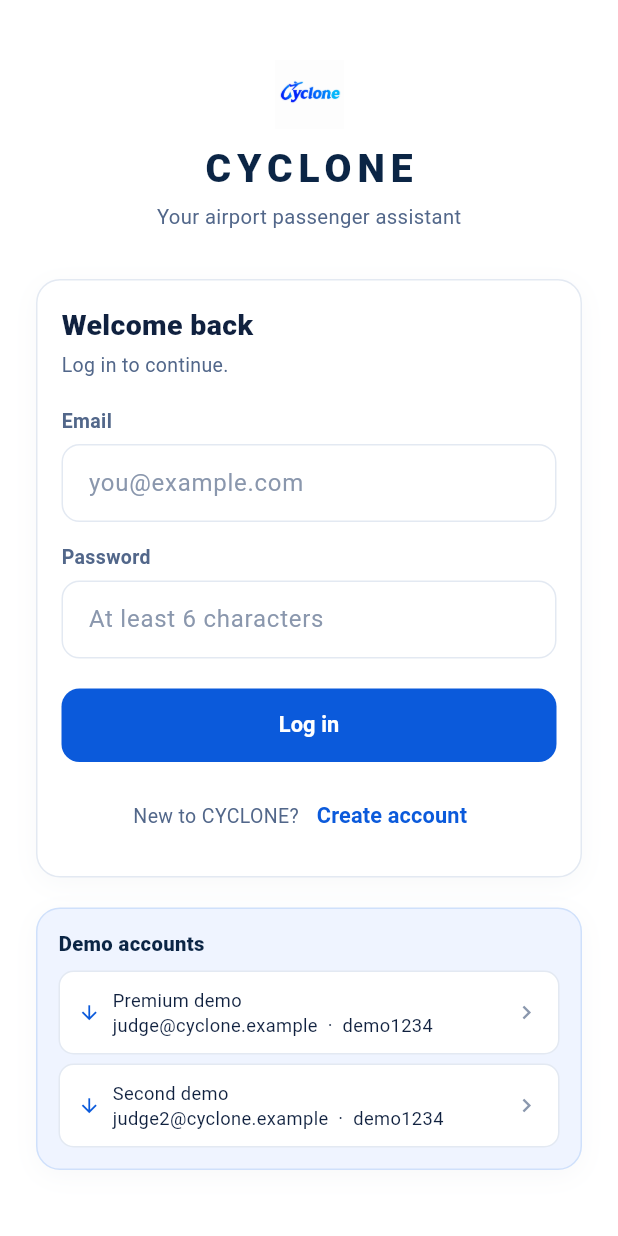
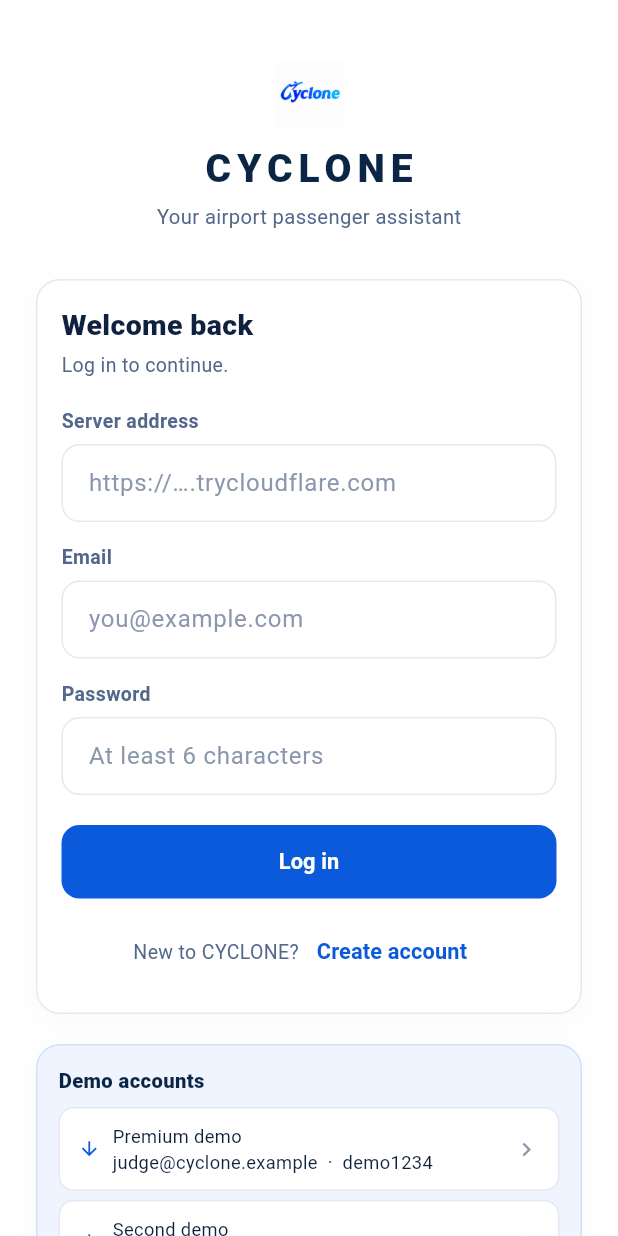
Before and after one commit to youssefthedevoloper/cyclone-app, a Flutter app: the screen it shows after launch, on a phone screen of 412 x 824 dp. Run offline on Flutter 3.47's test engine with Material 3 defaults, Android fonts, the phone set to English and light mode, and no system bars; our stand-ins replace qr_flutter, shared_preferences.

Commit message:
Mobile: editable server URL on login (persisted); CI builds default to empty API_BASE

```diff
--- a/mobile/lib/api/api.dart
+++ b/mobile/lib/api/api.dart
@@ -21,6 +21,21 @@ class Api {
   static String? _token;
   static void setToken(String? t) => _token = t;
 
+  static String? _customBase;
+  static String get baseUrl {
+    if (_customBase != null && _customBase!.isNotEmpty) return _customBase!;
+    return AppConst.apiBase;
+  }
+
+  /// Allows the user to point the app at any backend address (tunnel URL).
+  static void setBaseUrl(String? url) {
+    var u = (url ?? '').trim();
+    while (u.endsWith('/')) {
+      u = u.substring(0, u.length - 1);
+    }
+    _customBase = u;
+  }
+
   static Future<Map<String, dynamic>> get(String path, {bool auth = true}) =>
       _send('GET', path, auth: auth);
 
@@ -40,12 +55,14 @@ class Api {
     bool auth = true,
   }) async {
     Uri uri;
-    if (kIsWeb && AppConst.apiBase.isEmpty) {
+    if (kIsWeb && baseUrl.isEmpty) {
       // Same-origin deployment (Flutter web served by the backend itself):
       // resolve against the current page URL instead of a hard-coded host.
       uri = Uri.base.resolve(path);
+    } else if (baseUrl.isEmpty) {
+      throw ApiException('Server address is not set. Enter it on the login screen.');
     } else {
-      uri = Uri.parse('${AppConst.apiBase}$path');
+      uri = Uri.parse('$baseUrl$path');
     }
     final headers = <String, String>{
       'Content-Type': 'application/json',
--- a/mobile/lib/screens/auth_screen.dart
+++ b/mobile/lib/screens/auth_screen.dart
@@ -1,5 +1,7 @@
+import 'package:flutter/foundation.dart' show kIsWeb;
 import 'package:flutter/material.dart';
 import 'package:provider/provider.dart';
+import 'package:shared_preferences/shared_preferences.dart';
 
 import '../api/api.dart';
 import '../state/auth.dart';
@@ -18,12 +20,43 @@ class _AuthScreenState extends State<AuthScreen> {
   final _name = TextEditingController();
   final _email = TextEditingController();
   final _password = TextEditingController();
+  final _server = TextEditingController();
+
+  @override
+  void initState() {
+    super.initState();
+    _loadServer();
+  }
+
+  Future<void> _loadServer() async {
+    final prefs = await SharedPreferences.getInstance();
+    final saved = prefs.getString('server_url');
+    if (saved != null && saved.isNotEmpty) {
+      _server.text = saved;
+      Api.setBaseUrl(saved);
+    } else if (!kIsWeb && Api.baseUrl.isNotEmpty) {
+      _server.text = Api.baseUrl;
+    }
+    if (mounted) setState(() {});
+  }
+
+  Future<void> _saveServer() async {
+    if (kIsWeb) return;
+    var s = _server.text.trim();
+    if (s.isNotEmpty && !s.startsWith('http://') && !s.startsWith('https://')) {
+      s = 'https://$s';
+    }
+    Api.setBaseUrl(s);
+    final prefs = await SharedPreferences.getInstance();
+    await prefs.setString('server_url', s);
+  }
 
   @override
   void dispose() {
     _name.dispose();
     _email.dispose();
     _password.dispose();
+    _server.dispose();
     super.dispose();
   }
 
@@ -34,8 +67,13 @@ class _AuthScreenState extends State<AuthScreen> {
       _err('Enter a valid email and a password of at least 6 characters.');
       return;
     }
+    if (!kIsWeb && _server.text.trim().isEmpty) {
+      _err('Enter the server address (the https://…trycloudflare.com link).');
+      return;
+    }
     setState(() => _busy = true);
     final auth = context.read<AuthController>();
+    await _saveServer();
     try {
       if (_register) {
         await auth.register(_name.text.trim().isEmpty ? email.split('@').first : _name.text.trim(), email, pass);
@@ -77,6 +115,16 @@ class _AuthScreenState extends State<AuthScreen> {
                 const SizedBox(height: 4),
                 Text(_register ? 'Join CYCLONE to start earning points.' : 'Log in to continue.', style: const TextStyle(color: C.text2, fontSize: 13)),
                 const SizedBox(height: 18),
+                if (!kIsWeb) ...[
+                  const FieldLabel('Server address'),
+                  TextField(
+                    controller: _server,
+                    keyboardType: TextInputType.url,
+                    autocorrect: false,
+                    decoration: fieldDecoration(hint: 'https://….trycloudflare.com'),
+                  ),
+                  const SizedBox(height: 14),
+                ],
                 if (_register) ...[
                   const FieldLabel('Full name'),
                   TextField(controller: _name, decoration: fieldDecoration(hint: 'e.g. Sarah Traveler')),
--- a/mobile/lib/screens/sub/settings.dart
+++ b/mobile/lib/screens/sub/settings.dart
@@ -97,7 +97,7 @@ class _SettingsScreenState extends State<SettingsScreen> {
                 const Text('CYCLONE is a Flutter companion for the CYCLONE airport experience — journeys, Airport Map, QR item safety and loyalty rewards.', style: TextStyle(color: C.text2, fontSize: 13, height: 1.45)),
                 const SizedBox(height: 12),
                 InfoTile(label: 'Version', value: '1.0.0 (web)'),
-                InfoTile(label: 'Backend', value: AppConst.apiBase),
+                InfoTile(label: 'Backend', value: Api.baseUrl.isEmpty ? 'not set' : Api.baseUrl),
               ]),
             ),
           ],
--- a/mobile/lib/theme.dart
+++ b/mobile/lib/theme.dart
@@ -64,8 +64,10 @@ ThemeData buildTheme() {
 }
 
 class AppConst {
+  // Empty on purpose: the mobile app asks for the backend address once at
+  // login (saved in SharedPreferences), and the web build resolves same-origin.
   static const String apiBase = String.fromEnvironment(
     'API_BASE',
-    defaultValue: 'http://localhost:4000',
+    defaultValue: '',
   );
 }
```
Also changed, not shown: mobile/lib/main.dart (+8 -1 lines), 1 other file.
